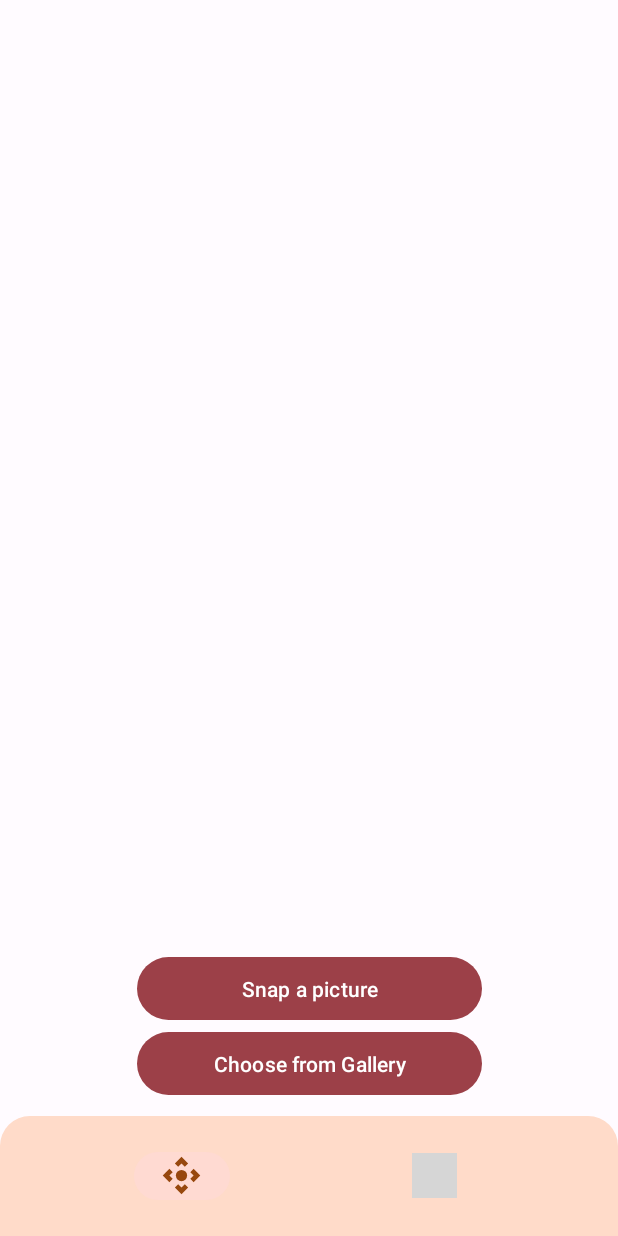
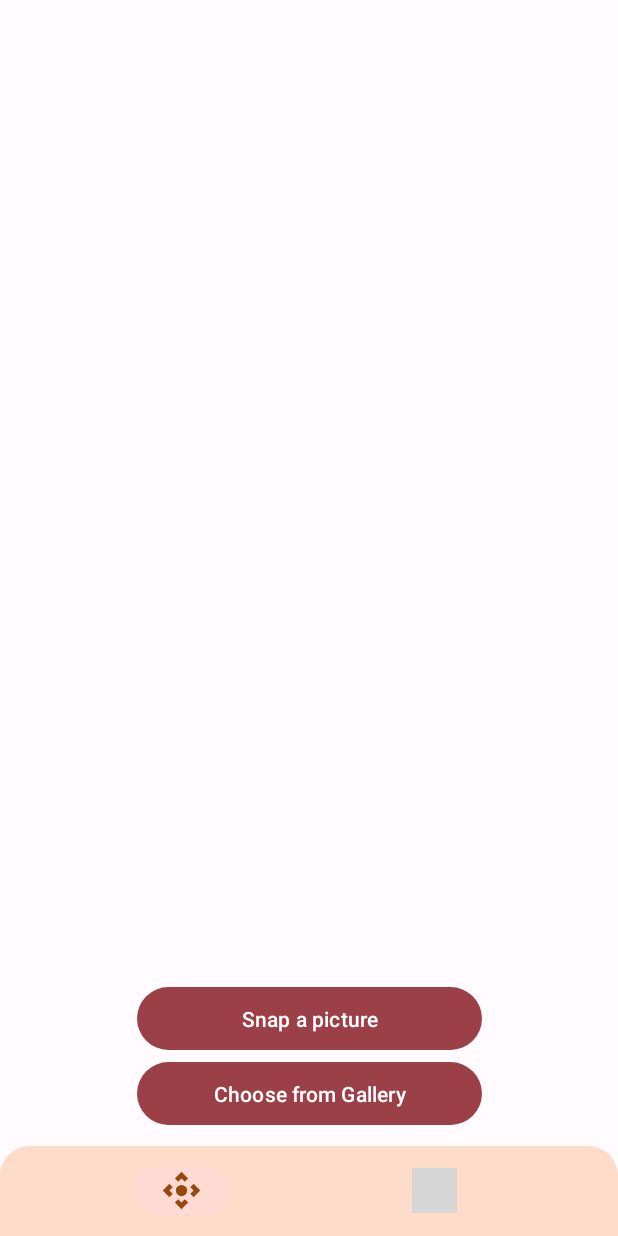
Before and after one commit to shevyakhov/AutoSnap, an Android app: the screen it shows after launch (MainActivity), on a phone screen of 412 x 824 dp. Run offline under Robolectric (Android 15) with nearby library versions, the phone set to English and light mode, and no system bars; our stand-ins replace navigation-ui; libraries missing offline, so code that uses them is left out: com.google.mlkit.vision, com.theartofdev.edmodo; 2 statements that could not run were skipped; grey boxes are pictures that could not be loaded.

Commit message:
motion layout fix

```diff
--- a/app/src/main/res/layout/activity_main.xml
+++ b/app/src/main/res/layout/activity_main.xml
@@ -19,7 +19,7 @@
     <com.google.android.material.bottomnavigation.BottomNavigationView
         android:id="@+id/bottomNavigation"
         android:layout_width="match_parent"
-        android:layout_height="wrap_content"
+        android:layout_height="60dp"
         android:layout_alignParentBottom="true"
         android:background="@drawable/top_round_corners"
         app:itemIconSize="30dp"
--- a/app/src/main/res/xml/fragment_text_recognition_scene.xml
+++ b/app/src/main/res/xml/fragment_text_recognition_scene.xml
@@ -21,7 +21,7 @@
         <Constraint
             android:id="@+id/image"
             android:layout_width="0dp"
-            android:layout_height="1dp"
+            android:layout_height="0dp"
             android:layout_marginStart="20dp"
             android:layout_marginLeft="20dp"
             android:layout_marginEnd="20dp"
```
